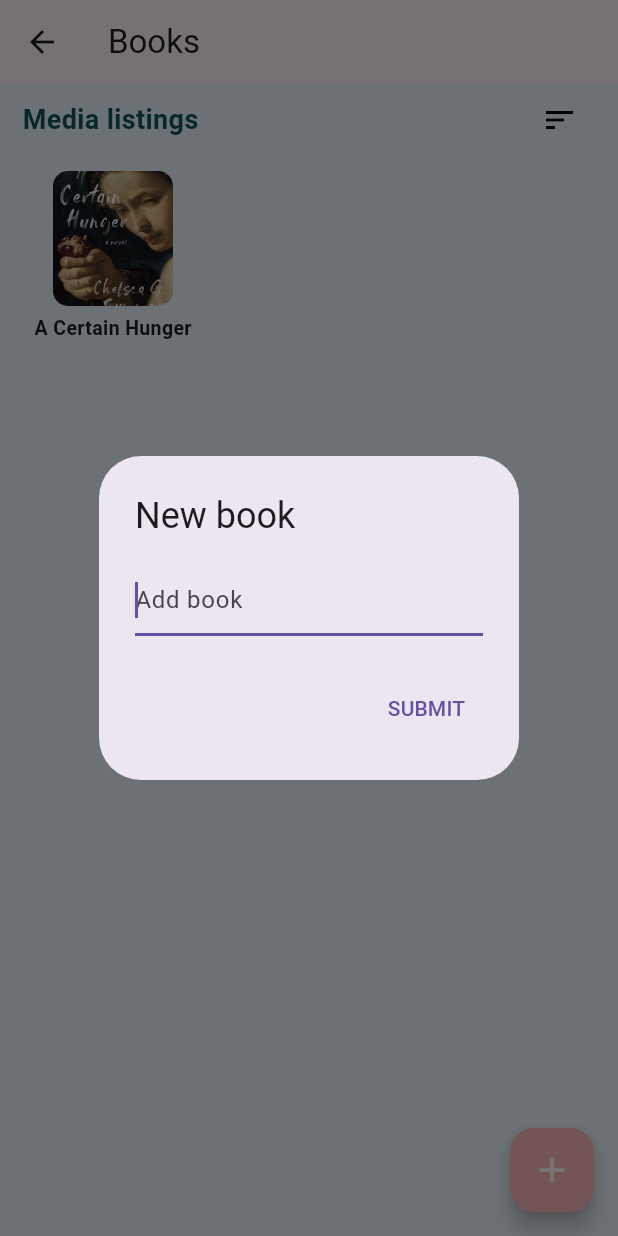
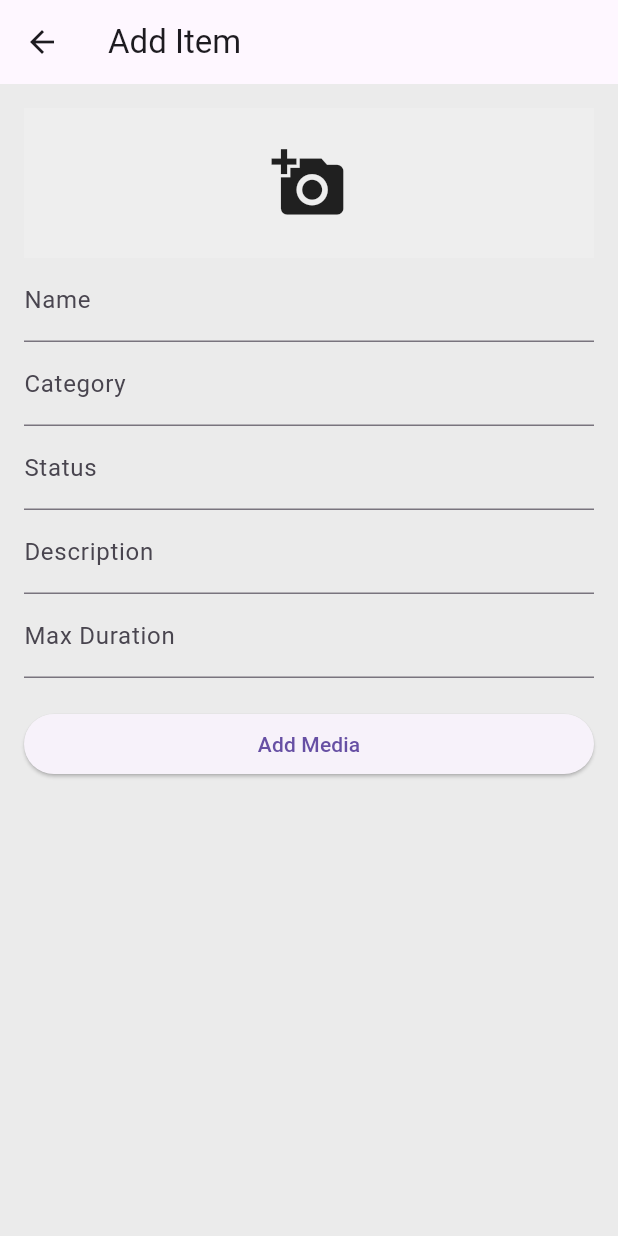
Before and after one commit to kazeulo/trackin_n_bingein, a Flutter app: the MediaList screen opened directly, after a tap on the "add" icon, on a phone screen of 412 x 824 dp. Run offline on Flutter 3.47's test engine with Material 3 defaults, Android fonts, the phone set to English and light mode, and no system bars; our stand-ins replace cloud_firestore, firebase_auth, firebase_core, fl_chart, fluttertoast, get and 2 more; accounts and stored records are empty.

Commit message:
temporary frontend for adding media items
- add addItem page
- a little clean up

```diff
--- a/lib/main.dart
+++ b/lib/main.dart
@@ -14,7 +14,7 @@ Future main() async {
 
   runApp(MaterialApp(
     theme: ThemeData(
-      scaffoldBackgroundColor: Color.fromARGB(255, 233, 246, 255)
+      scaffoldBackgroundColor: Color.fromARGB(255, 235, 235, 235)
       ),
     debugShowCheckedModeBanner: false,
     routes: {
--- /dev/null
+++ b/lib/screens/addItem.dart
@@ -0,0 +1,110 @@
+import 'dart:io';
+
+import 'package:flutter/material.dart';
+import 'package:get/get.dart';
+import 'package:image_picker/image_picker.dart';
+import 'package:trackin_n_bingein/backend/media_repository.dart';
+import 'package:trackin_n_bingein/backend/models/mediaModel';
+
+class AddItem extends StatefulWidget {
+  @override
+  _AddItemState createState() => _AddItemState();
+}
+
+class _AddItemState extends State<AddItem> {
+
+  final Mediarepo = Get.put(MediaRepository());
+
+  final TextEditingController _nameController = TextEditingController();
+  final TextEditingController _categoryController = TextEditingController();
+  final TextEditingController _statusController = TextEditingController();
+  final TextEditingController _descriptionController = TextEditingController();
+  final TextEditingController _maxDurationController = TextEditingController();
+  File? _image;
+
+  Future<void> _getImage() async {
+    final picker = ImagePicker();
+    final pickedFile = await picker.pickImage(source: ImageSource.gallery);
+
+    setState(() {
+      if (pickedFile != null) {
+        _image = File(pickedFile.path);
+      } else {
+        print('No image selected.');
+      }
+    });
+  }
+
+  @override
+  Widget build(BuildContext context) {
+    return Scaffold(
+      appBar: AppBar(
+        title: Text('Add Item'),
+      ),
+      body: Padding(
+        padding: EdgeInsets.all(16.0),
+        child: ListView(
+          children: [
+            GestureDetector(
+              onTap: _getImage,
+              child: _image == null
+                  ? Container(
+                      width: 100,
+                      height: 100,
+                      color: Colors.grey[200],
+                      child: Icon(Icons.add_a_photo, size: 50),
+                    )
+                  : Image.file(_image!, width: 100, height: 100, fit: BoxFit.cover),
+            ),
+            TextFormField(
+              controller: _nameController,
+              decoration: InputDecoration(labelText: 'Name'),
+            ),
+            TextFormField(
+              controller: _categoryController,
+              decoration: InputDecoration(labelText: 'Category'),
+            ),
+            TextFormField(
+              controller: _statusController,
+              decoration: InputDecoration(labelText: 'Status'),
+            ),
+            TextFormField(
+              controller: _descriptionController,
+              decoration: InputDecoration(labelText: 'Description'),
+            ),
+            TextFormField(
+              controller: _maxDurationController,
+              decoration: InputDecoration(labelText: 'Max Duration'),
+              keyboardType: TextInputType.number,
+            ),
+            SizedBox(height: 20),
+            ElevatedButton(
+              onPressed: () {
+
+                int maxDuration = 0;
+                try {
+                  maxDuration = int.parse(_maxDurationController.text);
+                } catch (e) {
+                  print('Error parsing max duration: $e');
+                }
+
+                // Create media model with user inputs
+                MediaModel newMedia = MediaModel(
+                  name: _nameController.text,
+                  category: _categoryController.text,
+                  status: _statusController.text,
+                  description: _descriptionController.text,
+                  maxDuration: maxDuration,
+                  image: _image
+                );
+
+                MediaRepository.instance.createUser(newMedia);
+              },
+              child: Text('Add Media'),
+            ),
+          ],
+        ),
+      ),
+    );
+  }
+}
--- a/lib/screens/mediaList.dart
+++ b/lib/screens/mediaList.dart
@@ -1,4 +1,5 @@
 import 'package:flutter/material.dart';
+import 'package:trackin_n_bingein/screens/addItem.dart';
 import 'package:trackin_n_bingein/styling/styling.dart';
 
 class MediaList extends StatefulWidget {
@@ -34,8 +35,12 @@ class _MediaState extends State<MediaList> {
         backgroundColor: Color(0xFFf9b9b7),
         tooltip: 'Increment',
         onPressed: () async{
-          final newItem = await addItem(context);
-
+          Navigator.push(
+            context,
+            MaterialPageRoute(
+            builder: (context) => AddItem(),
+            ),
+          );
           // to do: if empty or null, showToast saying to enter again
         },
         child: const Icon(Icons.add, color: Colors.white, size: 28),
@@ -86,35 +91,6 @@ class _MediaState extends State<MediaList> {
       )
     );
   }
-
-  Future<String?> addItem(BuildContext context) async {
-    showDialog(
-      context: context,
-      builder: (context) => AlertDialog(
-        title: Text('New book'),
-        content: TextField(
-          controller: addController,
-          autofocus: true,
-          decoration: InputDecoration(hintText: 'Add book'),
-        ),
-        actions: [
-          TextButton(
-            child: Text('SUBMIT'),
-            onPressed: () {
-              submitMedia(context);
-            },
-          )
-        ],
-      ),
-    );
-    return null;
-  }
-
-  // submit button for adding a media
-  void submitMedia(BuildContext context) {
-    Navigator.of(context).pop(addController.text);
-    addController.clear();
-  }
 }
 
 // custom widget for the cards
--- a/lib/screens/signup.dart
+++ b/lib/screens/signup.dart
@@ -1,14 +1,12 @@
 import 'package:flutter/material.dart';
 import 'package:firebase_auth/firebase_auth.dart';
 import 'package:get/get.dart';
-import 'package:get/get_core/src/get_main.dart';
 import 'package:trackin_n_bingein/authentication/user_auth.dart';
 import 'package:trackin_n_bingein/backend/models/userModel.dart';
 import 'package:trackin_n_bingein/backend/user_repository.dart';
 import 'package:trackin_n_bingein/global/common/toast.dart';
 import 'package:trackin_n_bingein/screens/interests.dart';
 import 'package:trackin_n_bingein/screens/signin.dart';
-import 'package:firebase_database/firebase_database.dart';
 
 class Signup extends StatefulWidget {
   const Signup({Key? key}) : super(key: key);
@@ -290,7 +288,6 @@ class _SignupState extends State<Signup> {
     String email = _emailController.text;
     String password = _confirmPasswordController.text;
 
-    // Assuming you have a method to create user in FirebaseAuth
     User? user = await _auth.createUserwithEmailandPassword(email, password);
 
     setState(() {
@@ -298,10 +295,15 @@ class _SignupState extends State<Signup> {
     });
 
     if (user != null) {
-      // Create a UserModel instance
-      UserModel newUser = UserModel(username: username, email: email, password: password);
 
-      // Pass the UserModel instance to UserRepository to store in Firestore
+      // user model instance
+      UserModel newUser = UserModel(
+        username: username,
+        email: email,
+        password: password
+      );
+
+      // pass user model to UserRepository instance to store in the data base
       UserRepository.instance.createUser(newUser);
 
       Navigator.push(
```
Also changed, not shown: 1 other file.
